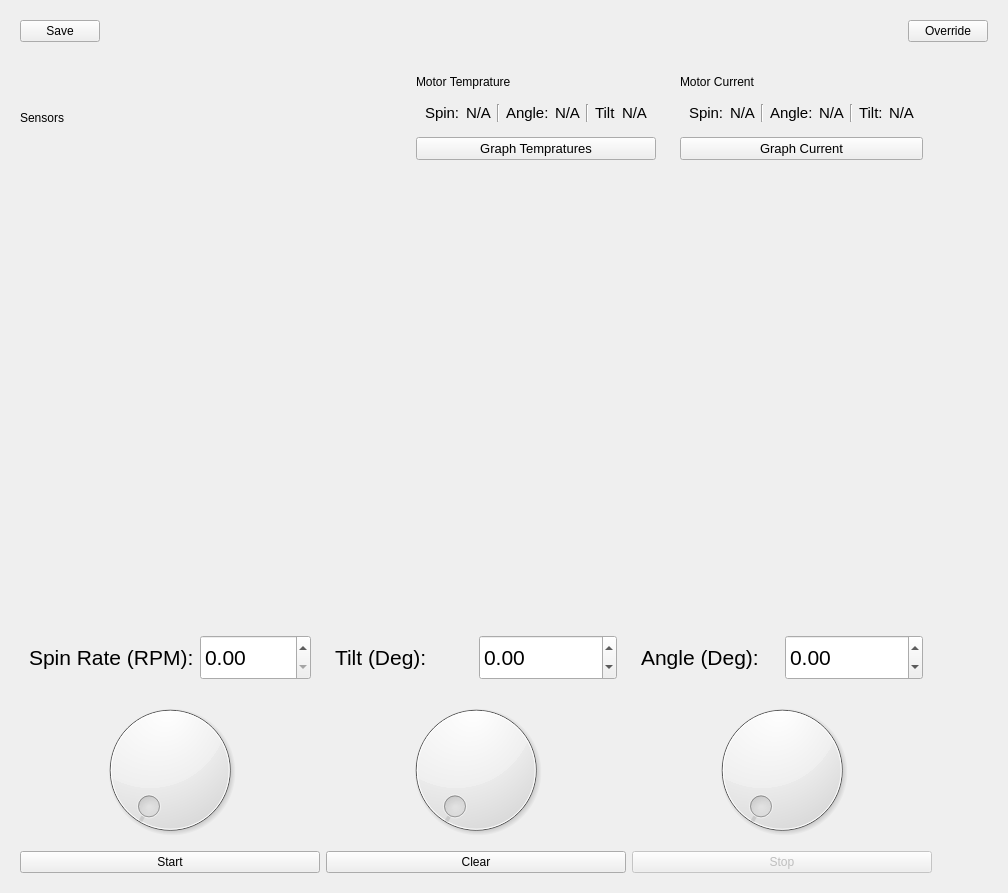
Qt form frontend/DiagnosticModePage.ui (YCP-Rev-Metrix/BallSpinner-Controller-v2) before a commit.
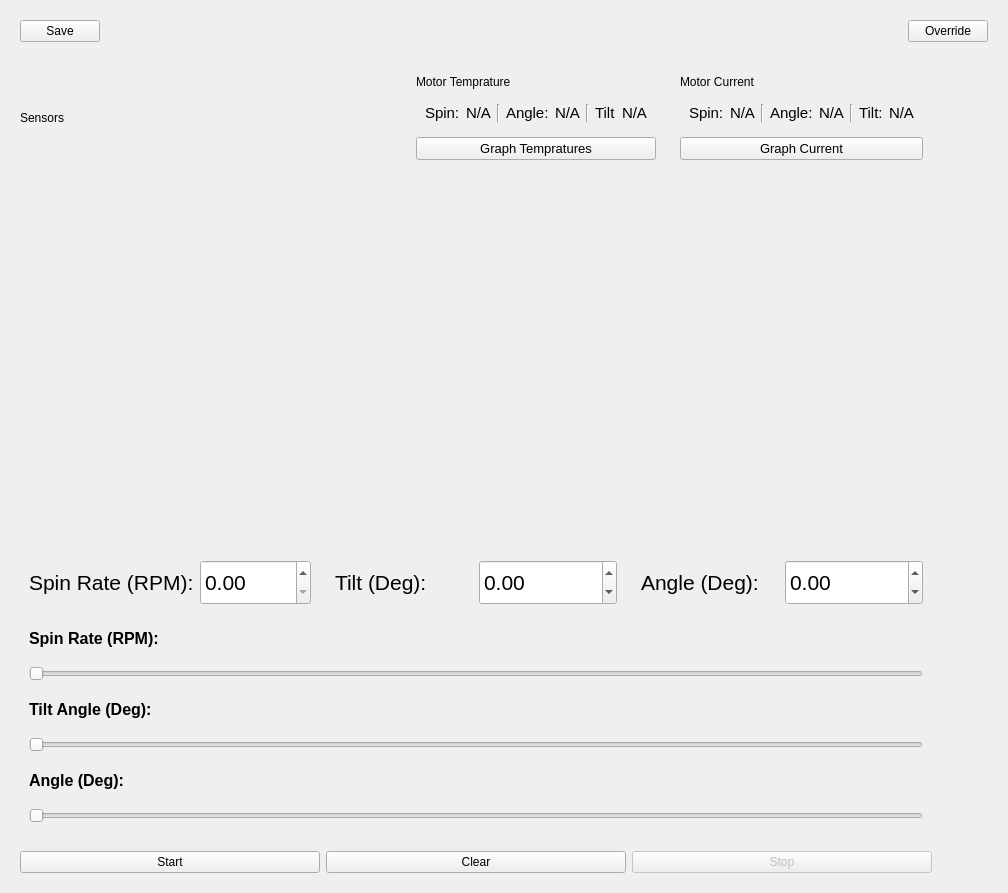
The same form after that commit. Custom widgets are drawn as their Qt base class.

What changed in the file:
```diff
--- a/frontend/DiagnosticModePage.ui
+++ b/frontend/DiagnosticModePage.ui
@@ -372,20 +372,115 @@
           </property>
          </widget>
         </item>
-        <item row="4" column="1">
-         <widget class="QDial" name="dialTilt">
-          <property name="minimumSize">
-           <size>
-            <width>300</width>
-            <height>0</height>
-           </size>
+        <item row="4" column="0" colspan="3">
+         <widget class="QWidget" name="sliderContainer" native="true">
+          <property name="sizePolicy">
+           <sizepolicy hsizetype="Preferred" vsizetype="Maximum">
+            <horstretch>0</horstretch>
+            <verstretch>0</verstretch>
+           </sizepolicy>
           </property>
-          <property name="maximumSize">
-           <size>
-            <width>300</width>
-            <height>150</height>
-           </size>
-          </property>
+          <layout class="QVBoxLayout" name="verticalLayout_Sliders">
+           <item>
+            <widget class="QLabel" name="lblSliderSpin">
+             <property name="font">
+              <font>
+               <pointsize>12</pointsize>
+               <weight>75</weight>
+               <bold>true</bold>
+              </font>
+             </property>
+             <property name="text">
+              <string>Spin Rate (RPM):</string>
+             </property>
+            </widget>
+           </item>
+           <item>
+            <widget class="QSlider" name="sliderSpin">
+             <property name="minimumSize">
+              <size>
+               <width>0</width>
+               <height>40</height>
+              </size>
+             </property>
+             <property name="maximumSize">
+              <size>
+               <width>16777215</width>
+               <height>40</height>
+              </size>
+             </property>
+             <property name="orientation">
+              <enum>Qt::Horizontal</enum>
+             </property>
+            </widget>
+           </item>
+           <item>
+            <widget class="QLabel" name="lblSliderTilt">
+             <property name="font">
+              <font>
+               <pointsize>12</pointsize>
+               <weight>75</weight>
+               <bold>true</bold>
+              </font>
+             </property>
+             <property name="text">
+              <string>Tilt Angle (Deg):</string>
+             </property>
+            </widget>
+           </item>
+           <item>
+            <widget class="QSlider" name="sliderTilt">
+             <property name="minimumSize">
+              <size>
+               <width>0</width>
+               <height>40</height>
+              </size>
+             </property>
+             <property name="maximumSize">
+              <size>
+               <width>16777215</width>
+               <height>40</height>
+              </size>
+             </property>
+             <property name="orientation">
+              <enum>Qt::Horizontal</enum>
+             </property>
+            </widget>
+           </item>
+           <item>
+            <widget class="QLabel" name="lblSliderAngle">
+             <property name="font">
+              <font>
+               <pointsize>12</pointsize>
+               <weight>75</weight>
+               <bold>true</bold>
+              </font>
+             </property>
+             <property name="text">
+              <string>Angle (Deg):</string>
+             </property>
+            </widget>
+           </item>
+           <item>
+            <widget class="QSlider" name="sliderAngle">
+             <property name="minimumSize">
+              <size>
+               <width>0</width>
+               <height>40</height>
+              </size>
+             </property>
+             <property name="maximumSize">
+              <size>
+               <width>16777215</width>
+               <height>40</height>
+              </size>
+             </property>
+             <property name="orientation">
+              <enum>Qt::Horizontal</enum>
+             </property>
+            </widget>
+           </item>
+          </layout>
          </widget>
         </item>
         <item row="0" column="2">
@@ -530,38 +625,7 @@
           </property>
          </widget>
         </item>
-        <item row="4" column="2">
-         <widget class="QDial" name="dialAngle">
-          <property name="minimumSize">
-           <size>
-            <width>300</width>
-            <height>0</height>
-           </size>
-          </property>
-          <property name="maximumSize">
-           <size>
-            <width>300</width>
-            <height>150</height>
-           </size>
-          </property>
-         </widget>
-        </item>
-        <item row="4" column="0">
-         <widget class="QDial" name="dialSpin">
-          <property name="minimumSize">
-           <size>
-            <width>300</width>
-            <height>0</height>
-           </size>
-          </property>
-          <property name="maximumSize">
-           <size>
-            <width>300</width>
-            <height>150</height>
-           </size>
-          </property>
-         </widget>
-        </item>
+
         <item row="2" column="2">
          <widget class="QWidget" name="wigAngleControls" native="true">
           <property name="sizePolicy">
```
